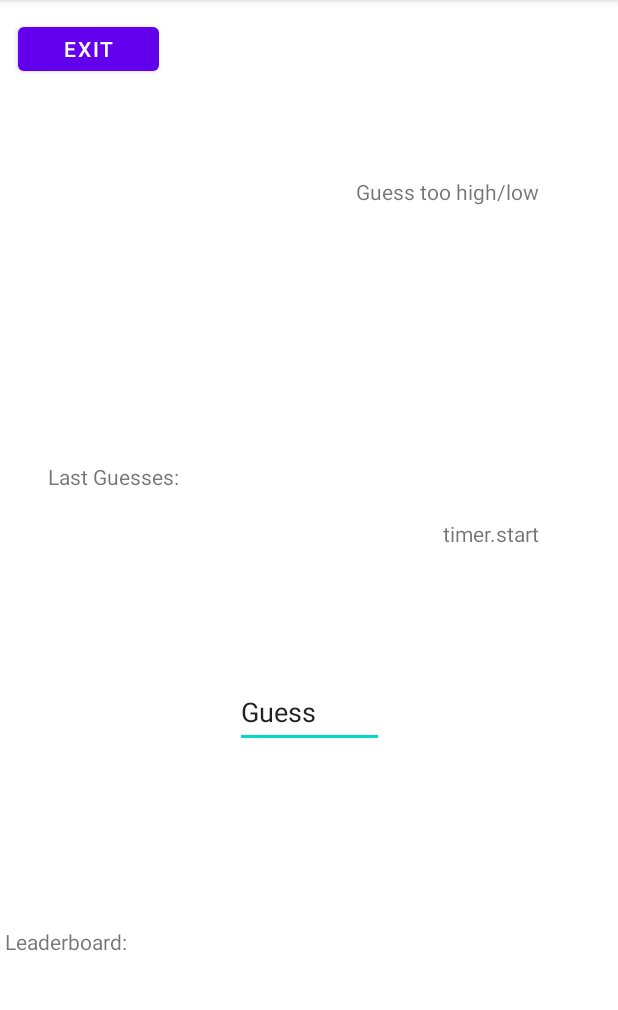
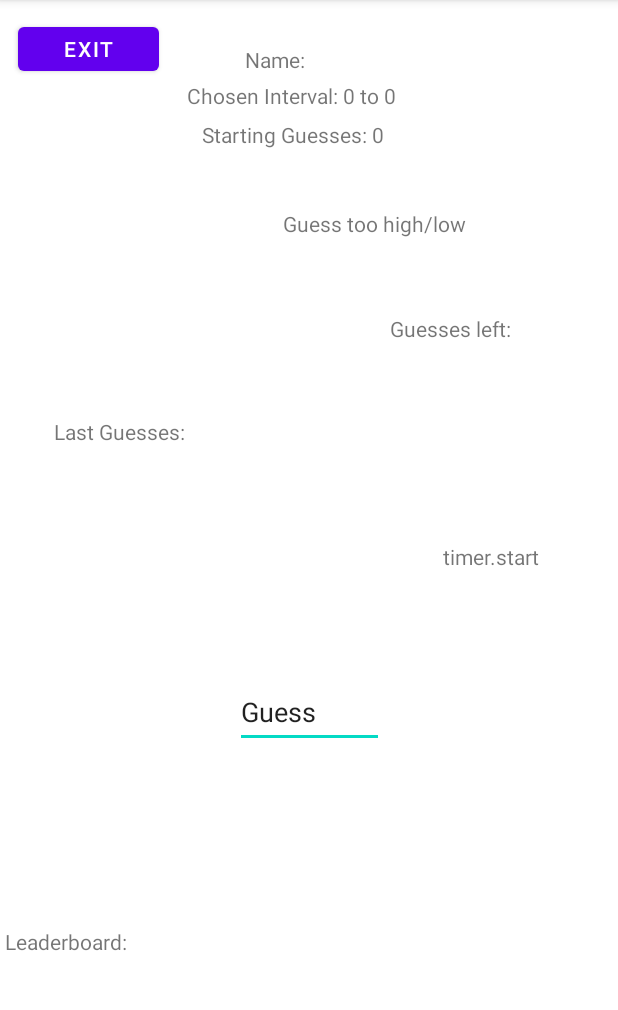
Before and after one commit to fozithebear/guessingGame, an Android app: the StartScreen screen opened directly, with no data from a screen before it, after a tap on "START", on a phone screen of 412 x 824 dp, the part 84-1094 px from its top. Run offline under Robolectric (Android 15) with nearby library versions, the phone set to English and light mode, and no system bars; 2 statements that could not run were skipped.

Commit message:
ability to move stuff around activities

```diff
--- a/app/src/main/java/com/example/numakinator2/GameOn.java
+++ b/app/src/main/java/com/example/numakinator2/GameOn.java
@@ -11,26 +11,36 @@
 public class GameOn extends AppCompatActivity {
 
     Button prevActivity;
-    TextView timer;
-    String currentName;
-    int currentGuesses;
-    int currentInterval;
+    TextView name;
+    TextView interval;
+    TextView guesses;
+    String useName;
+    int useInterval;
+    int useGuesses;
 
 
     @Override
     protected void onCreate(Bundle savedInstanceState) {
         super.onCreate(savedInstanceState);
         setContentView(R.layout.activity_game_on);
-        Timer t = new Timer();
+
         prevActivity = (Button) findViewById(R.id.exitButton);
-        timer = (TextView) findViewById(R.id.test1);
-        timer.setText(StartScreen.getName());
 
-        currentName = StartScreen.getName();
-        currentGuesses = StartScreen.getGuesses();
-        currentInterval = StartScreen.getInterval();
+        name = findViewById(R.id.showName);
+        interval = findViewById(R.id.showInterval);
+        guesses = findViewById(R.id.showGuesses);
 
+        useName = getIntent().getExtras().getString("Name");
+        useInterval = getIntent().getExtras().getInt("Interval");
+        useGuesses = getIntent().getExtras().getInt("Guesses");
 
+        String strInterval = "Chosen Interval: 0 to " + Integer.toString(useInterval);
+        String strGuesses = "Starting Guesses: " + Integer.toString(useGuesses);
+        String displayName = "Name: " + useName;
+
+        name.setText(displayName);
+        interval.setText(strInterval);
+        guesses.setText(strGuesses);
 
         prevActivity.setOnClickListener(new View.OnClickListener() {
             @Override
--- a/app/src/main/java/com/example/numakinator2/StartScreen.java
+++ b/app/src/main/java/com/example/numakinator2/StartScreen.java
@@ -14,9 +14,10 @@
     public EditText name;
     public EditText guesses;
     public EditText interval;
-    private static String finalName;
-    private static int finalGuesses;
-    private static int finalInterval;
+    String sendName;
+    int sendGuesses;
+    int sendInterval;
+
 
     @Override
     protected void onCreate(Bundle savedInstanceState) {
@@ -24,11 +25,9 @@
         setContentView(R.layout.activity_start_screen);
 
         guesses = (EditText) findViewById(R.id.maxGuesses);
-        finalGuesses = Integer.parseInt(guesses.getText().toString());
         interval = (EditText) findViewById(R.id.maxInterval);
-        finalInterval = Integer.parseInt(interval.getText().toString());
         name = (EditText) findViewById(R.id.playerName);
-        finalName = name.getText().toString();
+
         nextActivity = (Button) findViewById(R.id.startGame);
         prevActivity = (Button) findViewById(R.id.backButton);
 
@@ -36,7 +35,17 @@
             @Override
             public void onClick(View view) {
                 Intent intent = new Intent(StartScreen.this, GameOn.class);
+
+                sendName = name.getText().toString();
+                sendGuesses = Integer.parseInt(guesses.getText().toString());
+                sendInterval = Integer.parseInt(interval.getText().toString());
+
+                intent.putExtra("Name", sendName);
+                intent.putExtra("Guesses",sendGuesses);
+                intent.putExtra("Interval", sendInterval);
+
                 startActivity(intent);
+                finish();
             }
         });
 
@@ -50,18 +59,4 @@
         });
 
     }
-
-    public static String getName() {
-        return finalName;
-    }
-
-    public static int getGuesses() {
-        //String value = guesses.getText().toString();
-        return finalGuesses;
-    }
-
-    public static int getInterval() {
-        //String value = interval.getText().toString();
-        return finalInterval;
-    }
 }
--- a/app/src/main/res/layout/activity_game_on.xml
+++ b/app/src/main/res/layout/activity_game_on.xml
@@ -5,17 +5,6 @@
     android:layout_width="match_parent"
     android:layout_height="match_parent"
     tools:context=".GameOn">
-    <ImageView
-        android:id="@+id/imageView2"
-        android:layout_width="97dp"
-        android:layout_height="192dp"
-        app:layout_constraintBottom_toBottomOf="parent"
-        app:layout_constraintEnd_toEndOf="parent"
-        app:layout_constraintHorizontal_bias="0.1"
-        app:layout_constraintStart_toStartOf="parent"
-        app:layout_constraintTop_toTopOf="parent"
-        app:layout_constraintVertical_bias="0.100000024"
-        tools:srcCompat="@tools:sample/backgrounds/scenic" />
 
     <TextView
         android:id="@+id/textView2"
@@ -25,10 +14,10 @@
         android:textAlignment="center"
         app:layout_constraintBottom_toBottomOf="parent"
         app:layout_constraintEnd_toEndOf="parent"
-        app:layout_constraintHorizontal_bias="0.85"
+        app:layout_constraintHorizontal_bias="0.664"
         app:layout_constraintStart_toStartOf="parent"
         app:layout_constraintTop_toTopOf="parent"
-        app:layout_constraintVertical_bias="0.16000003" />
+        app:layout_constraintVertical_bias="0.189" />
 
     <TextView
         android:id="@+id/test1"
@@ -50,10 +39,10 @@
         android:text="Last Guesses:"
         app:layout_constraintBottom_toBottomOf="parent"
         app:layout_constraintEnd_toEndOf="parent"
-        app:layout_constraintHorizontal_bias="0.1"
+        app:layout_constraintHorizontal_bias="0.113"
         app:layout_constraintStart_toStartOf="parent"
-        app:layout_constraintTop_toBottomOf="@+id/imageView2"
-        app:layout_constraintVertical_bias="0.16000003" />
+        app:layout_constraintTop_toTopOf="parent"
+        app:layout_constraintVertical_bias="0.45" />
 
     <TextView
         android:id="@+id/timebox"
@@ -99,4 +88,40 @@
         app:layout_constraintStart_toStartOf="parent"
         app:layout_constraintTop_toTopOf="parent" />
 
+    <TextView
+        android:id="@+id/showName"
+        android:layout_width="wrap_content"
+        android:layout_height="wrap_content"
+        android:text="Name"
+        app:layout_constraintBottom_toBottomOf="parent"
+        app:layout_constraintEnd_toEndOf="parent"
+        app:layout_constraintHorizontal_bias="0.443"
+        app:layout_constraintStart_toStartOf="parent"
+        app:layout_constraintTop_toTopOf="parent"
+        app:layout_constraintVertical_bias="0.04000002" />
+
+    <TextView
+        android:id="@+id/showInterval"
+        android:layout_width="wrap_content"
+        android:layout_height="wrap_content"
+        android:text="Interval"
+        app:layout_constraintBottom_toBottomOf="parent"
+        app:layout_constraintEnd_toEndOf="parent"
+        app:layout_constraintHorizontal_bias="0.456"
+        app:layout_constraintStart_toStartOf="parent"
+        app:layout_constraintTop_toBottomOf="@+id/showName"
+        app:layout_constraintVertical_bias="0.007" />
+
+    <TextView
+        android:id="@+id/showGuesses"
+        android:layout_width="wrap_content"
+        android:layout_height="wrap_content"
+        android:text="Guesses"
+        app:layout_constraintBottom_toBottomOf="parent"
+        app:layout_constraintEnd_toEndOf="parent"
+        app:layout_constraintHorizontal_bias="0.464"
+        app:layout_constraintStart_toStartOf="parent"
+        app:layout_constraintTop_toBottomOf="@+id/showInterval"
+        app:layout_constraintVertical_bias="0.01" />
+
 </androidx.constraintlayout.widget.ConstraintLayout>
--- a/app/src/main/res/layout/activity_start_screen.xml
+++ b/app/src/main/res/layout/activity_start_screen.xml
@@ -32,7 +32,7 @@
         app:layout_constraintVertical_bias="0.04000002" />
 
     <EditText
-        android:id="@+id/maxInterval"
+        android:id="@+id/maxGuesses"
         android:layout_width="227dp"
         android:layout_height="46dp"
         android:ems="10"
@@ -46,7 +46,7 @@
         app:layout_constraintVertical_bias="0.04000002" />
 
     <EditText
-        android:id="@+id/maxGuesses"
+        android:id="@+id/maxInterval"
         android:layout_width="294dp"
         android:layout_height="60dp"
         android:ems="10"
@@ -54,9 +54,10 @@
         android:textSize="12sp"
         app:layout_constraintBottom_toBottomOf="parent"
         app:layout_constraintEnd_toEndOf="parent"
+        app:layout_constraintHorizontal_bias="0.495"
         app:layout_constraintStart_toStartOf="parent"
         app:layout_constraintTop_toBottomOf="@+id/textView7"
-        app:layout_constraintVertical_bias="0.04000002" />
+        app:layout_constraintVertical_bias="0.03" />
 
     <Button
         android:id="@+id/startGame"
@@ -66,7 +67,7 @@
         app:layout_constraintBottom_toBottomOf="parent"
         app:layout_constraintEnd_toEndOf="parent"
         app:layout_constraintStart_toStartOf="parent"
-        app:layout_constraintTop_toBottomOf="@+id/maxInterval"
+        app:layout_constraintTop_toBottomOf="@+id/maxGuesses"
         app:layout_constraintVertical_bias="0.16000003" />
 
     <Button
@@ -118,7 +119,7 @@
         app:layout_constraintBottom_toBottomOf="parent"
         app:layout_constraintEnd_toEndOf="parent"
         app:layout_constraintStart_toStartOf="parent"
-        app:layout_constraintTop_toBottomOf="@+id/maxGuesses"
+        app:layout_constraintTop_toBottomOf="@+id/maxInterval"
         app:layout_constraintVertical_bias="0.01999998" />
 
 </androidx.constraintlayout.widget.ConstraintLayout>
```
